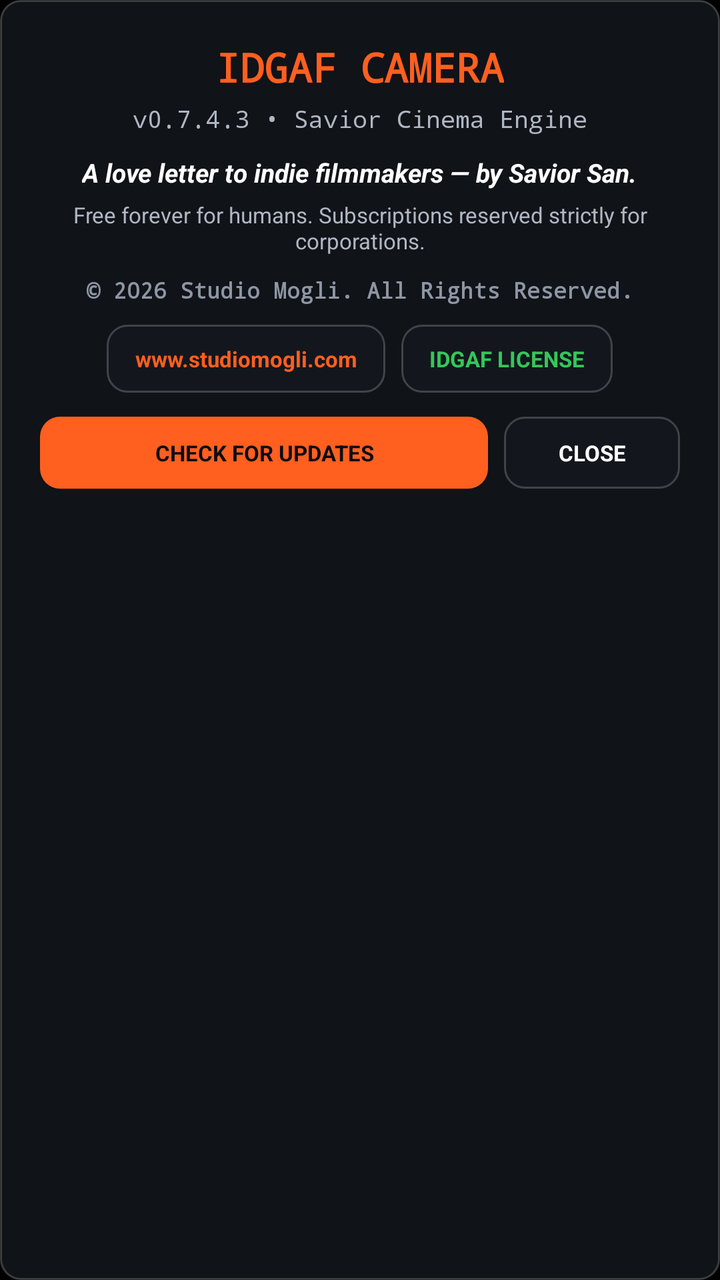
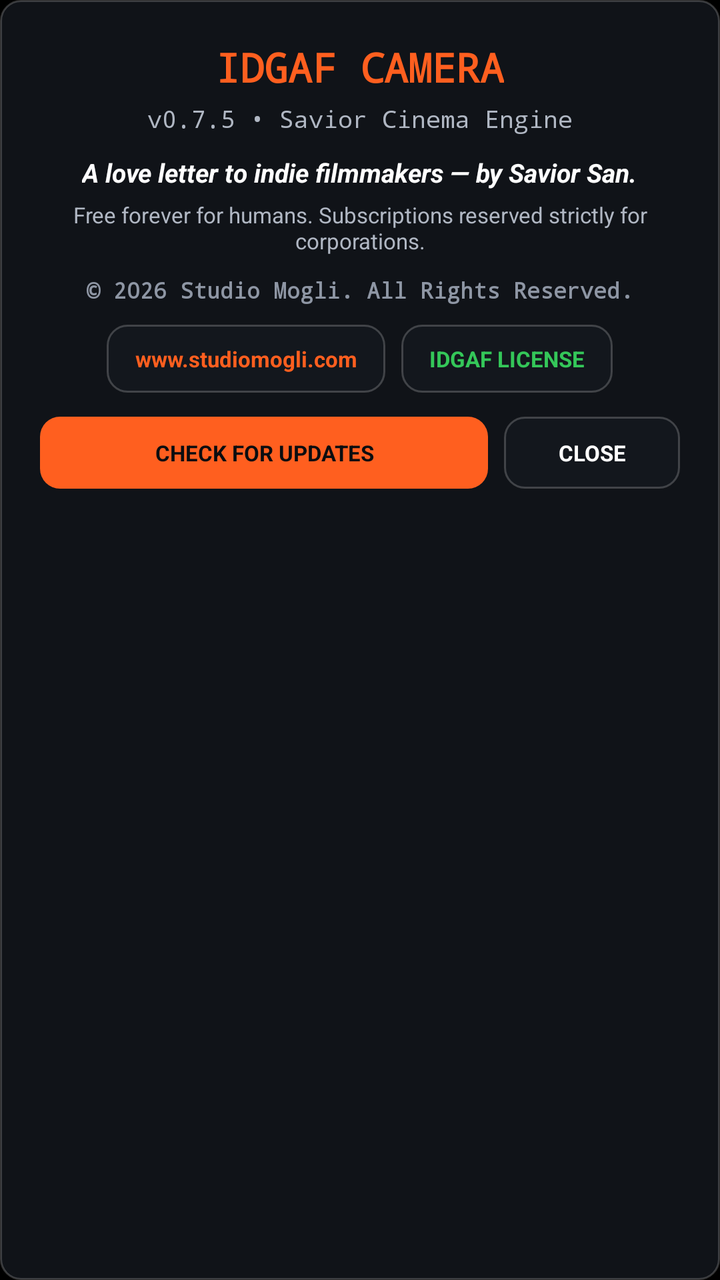

The first picture is an Android layout as it rendered before a commit; the second is the same layout after the commit. The layout source and the unified diff follow.
<!-- AndroidManifest.xml: application theme Theme.IdgafCamera -->
<!-- res/layout/dialog_credits.xml -->
<?xml version="1.0" encoding="utf-8"?>
<LinearLayout xmlns:android="http://schemas.android.com/apk/res/android"
    android:layout_width="match_parent"
    android:layout_height="wrap_content"
    android:background="@drawable/bg_hud_pill"
    android:gravity="center_horizontal"
    android:orientation="vertical"
    android:padding="20dp">

    <TextView
        android:layout_width="wrap_content"
        android:layout_height="wrap_content"
        android:fontFamily="monospace"
        android:text="IDGAF CAMERA"
        android:textColor="#FF5F1F"
        android:textSize="20sp"
        android:textStyle="bold" />

    <TextView
        android:id="@+id/txtCreditsVersion"
        android:layout_width="wrap_content"
        android:layout_height="wrap_content"
        android:layout_marginTop="4dp"
        android:fontFamily="monospace"
        android:text="v0.7.4.3 • Savior Cinema Engine"
        android:textColor="#B0B7C3"
        android:textSize="12sp" />

    <TextView
        android:layout_width="wrap_content"
        android:layout_height="wrap_content"
        android:layout_marginTop="10dp"
        android:gravity="center"
        android:text="A love letter to indie filmmakers — by Savior San."
        android:textColor="#FFFFFF"
        android:textSize="13sp"
        android:textStyle="bold|italic" />

    <TextView
        android:layout_width="wrap_content"
        android:layout_height="wrap_content"
        android:layout_marginTop="5dp"
        android:gravity="center"
        android:text="Free forever for humans. Subscriptions reserved strictly for corporations."
        android:textColor="#B0B7C3"
        android:textSize="11sp" />

    <TextView
        android:layout_width="wrap_content"
        android:layout_height="wrap_content"
        android:layout_marginTop="10dp"
        android:fontFamily="monospace"
        android:text="© 2026 Studio Mogli. All Rights Reserved."
        android:textColor="#8E96A4"
        android:textSize="11sp"
        android:textStyle="bold" />

    <LinearLayout
        android:layout_width="wrap_content"
        android:layout_height="wrap_content"
        android:layout_marginTop="10dp"
        android:gravity="center"
        android:orientation="horizontal">

        <TextView
            android:id="@+id/btnCreditsWebsite"
            android:layout_width="wrap_content"
            android:layout_height="34dp"
            android:layout_marginEnd="8dp"
            android:background="@drawable/bg_hud_pill"
            android:gravity="center"
            android:paddingStart="14dp"
            android:paddingEnd="14dp"
            android:text="www.studiomogli.com"
            android:textColor="#FF5F1F"
            android:textSize="11sp"
            android:textStyle="bold" />

        <TextView
            android:id="@+id/btnCreditsLicense"
            android:layout_width="wrap_content"
            android:layout_height="34dp"
            android:background="@drawable/bg_hud_pill"
            android:gravity="center"
            android:paddingStart="14dp"
            android:paddingEnd="14dp"
            android:text="IDGAF LICENSE"
            android:textColor="#34C759"
            android:textSize="11sp"
            android:textStyle="bold" />
    </LinearLayout>

    <LinearLayout
        android:layout_width="match_parent"
        android:layout_height="wrap_content"
        android:layout_marginTop="12dp"
        android:gravity="center"
        android:orientation="horizontal">

        <TextView
            android:id="@+id/btnCreditsCheckUpdate"
            android:layout_width="0dp"
            android:layout_height="36dp"
            android:layout_marginEnd="8dp"
            android:layout_weight="1"
            android:background="@drawable/bg_lens_active"
            android:gravity="center"
            android:text="CHECK FOR UPDATES"
            android:textColor="#0B0D10"
            android:textSize="11sp"
            android:textStyle="bold" />

        <TextView
            android:id="@+id/btnCreditsClose"
            android:layout_width="88dp"
            android:layout_height="36dp"
            android:background="@drawable/bg_hud_pill"
            android:gravity="center"
            android:text="CLOSE"
            android:textColor="#FFFFFF"
            android:textSize="11sp"
            android:textStyle="bold" />
    </LinearLayout>

</LinearLayout>
<!-- resources referenced by this layout -->
<resources>
  <!-- drawable bg_hud_pill (drawable) -->
  <?xml version="1.0" encoding="utf-8"?>
  <shape xmlns:android="http://schemas.android.com/apk/res/android" android:shape="rectangle">
      <solid android:color="#CC14181F" />
      <stroke android:width="1dp" android:color="#33FFFFFF" />
      <corners android:radius="10dp" />
  </shape>
  <!-- drawable bg_lens_active (drawable) -->
  <?xml version="1.0" encoding="utf-8"?>
  <shape xmlns:android="http://schemas.android.com/apk/res/android" android:shape="rectangle">
      <solid android:color="#FF5F1F" />
      <corners android:radius="10dp" />
  </shape>
  <style name="Theme.IdgafCamera" parent="Theme.MaterialComponents.DayNight.NoActionBar">
          <item name="android:statusBarColor">#000000</item>
          <item name="android:navigationBarColor">#000000</item>
          <item name="android:windowBackground">#000000</item>
          <item name="android:windowFullscreen">true</item>
      </style>
</resources>

<!-- the commit's change to res/layout/dialog_credits.xml (unified diff, before → after) -->
@@ -22,7 +22,7 @@
         android:layout_height="wrap_content"
         android:layout_marginTop="4dp"
         android:fontFamily="monospace"
-        android:text="v0.7.4.3 • Savior Cinema Engine"
+        android:text="v0.7.5 • Savior Cinema Engine"
         android:textColor="#B0B7C3"
         android:textSize="12sp" />
 
